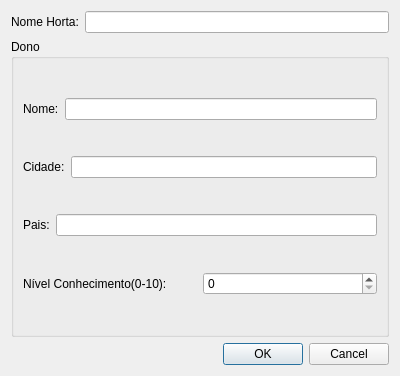
This is IPlant/NovaHorta.ui in duchometson/Modelagem_Software as Qt 5 draws it before an edit. The edited form follows.
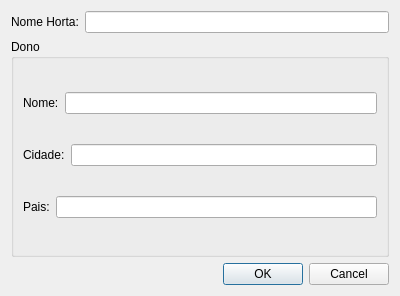
This is the edited form.

Diff of the .ui file:
```diff
--- a/IPlant/NovaHorta.ui
+++ b/IPlant/NovaHorta.ui
@@ -7,7 +7,7 @@
     <x>0</x>
     <y>0</y>
     <width>400</width>
-    <height>376</height>
+    <height>296</height>
    </rect>
   </property>
   <property name="windowTitle">
@@ -76,20 +76,6 @@
         </item>
        </layout>
       </item>
-      <item>
-       <layout class="QHBoxLayout" name="horizontalLayout_5">
-        <item>
-         <widget class="QLabel" name="label_4">
-          <property name="text">
-           <string>Nível Conhecimento(0-10):</string>
-          </property>
-         </widget>
-        </item>
-        <item>
-         <widget class="QSpinBox" name="nivelConhecimento"/>
-        </item>
-       </layout>
-      </item>
      </layout>
     </widget>
    </item>
```
